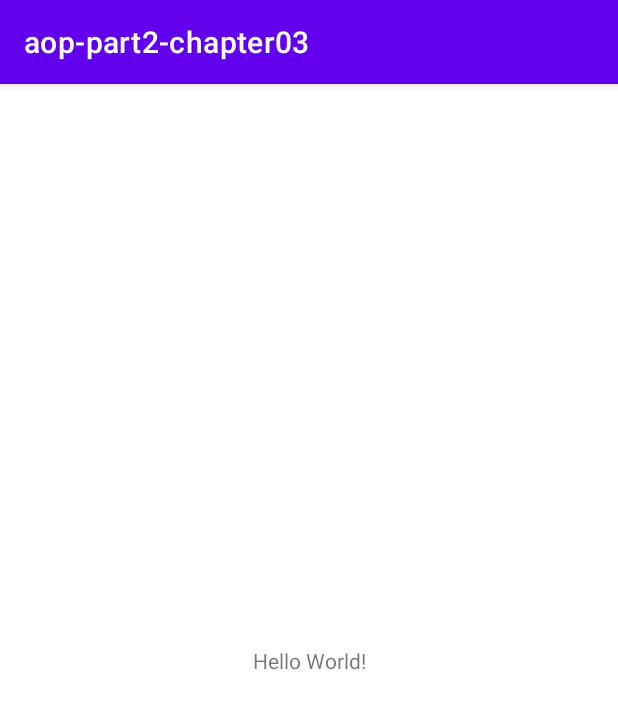
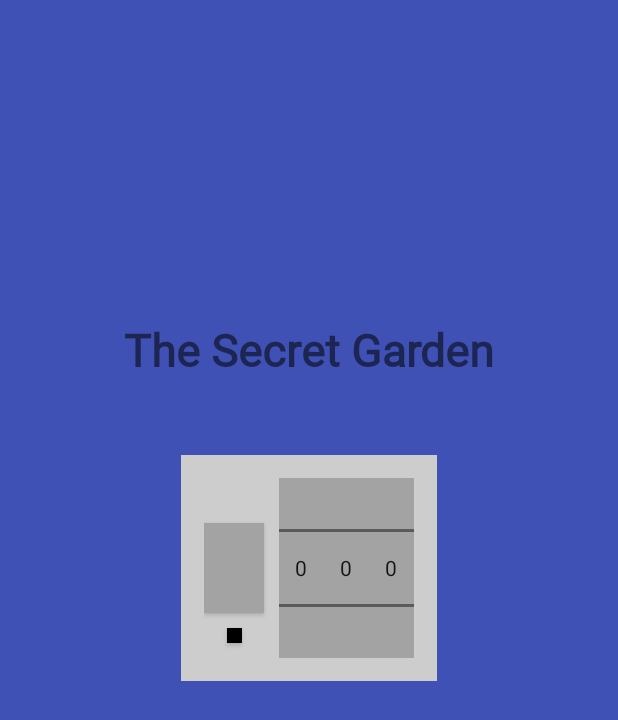
Before and after one commit to Elliotelon/2021_Project03_Secret-Diary_Android, an Android app: the screen it shows after launch (MainActivity), on a phone screen of 412 x 824 dp. Shown: the top 720 px of the screen. Run offline under Robolectric (Android 15) with nearby library versions, the phone set to English and light mode, and no system bars.

Commit message:
Secret Diary 화면 구현

```diff
--- a/app/src/main/AndroidManifest.xml
+++ b/app/src/main/AndroidManifest.xml
@@ -9,7 +9,9 @@
         android:roundIcon="@mipmap/ic_launcher_round"
         android:supportsRtl="true"
         android:theme="@style/Theme.Aoppart2chapter03">
-        <activity android:name=".MainActivity">
+        <activity android:name=".MainActivity"
+            android:theme="@style/Theme.Aoppart2chapter03.NoActionBar">
+
             <intent-filter>
                 <action android:name="android.intent.action.MAIN" />
 
--- a/app/src/main/res/layout/activity_main.xml
+++ b/app/src/main/res/layout/activity_main.xml
@@ -4,15 +4,82 @@
     xmlns:tools="http://schemas.android.com/tools"
     android:layout_width="match_parent"
     android:layout_height="match_parent"
+    android:background="#3F51B5"
     tools:context=".MainActivity">
 
     <TextView
         android:layout_width="wrap_content"
         android:layout_height="wrap_content"
-        android:text="Hello World!"
+        android:layout_marginBottom="50dp"
+        android:fontFamily="@font/bm_font"
+        android:text="The Secret Garden"
+        android:textSize="30sp"
+        android:textStyle="bold"
+        app:layout_constraintBottom_toTopOf="@id/passwordLayout"
+        app:layout_constraintEnd_toEndOf="parent"
+        app:layout_constraintStart_toStartOf="parent" />
+
+    <androidx.constraintlayout.widget.ConstraintLayout
+        android:id="@+id/passwordLayout"
+        android:layout_width="wrap_content"
+        android:layout_height="wrap_content"
+        android:background="#CDCDCD"
+        android:padding="15dp"
         app:layout_constraintBottom_toBottomOf="parent"
-        app:layout_constraintLeft_toLeftOf="parent"
-        app:layout_constraintRight_toRightOf="parent"
-        app:layout_constraintTop_toTopOf="parent" />
+        app:layout_constraintEnd_toEndOf="parent"
+        app:layout_constraintStart_toStartOf="parent"
+        app:layout_constraintTop_toTopOf="parent"
+        app:layout_constraintVertical_bias="0.45">
+
+        <androidx.appcompat.widget.AppCompatButton
+            android:id="@+id/openButton"
+            android:layout_width="40dp"
+            android:layout_height="60dp"
+            android:layout_marginEnd="10dp"
+            android:background="#A3A3A3"
+            app:layout_constraintBottom_toBottomOf="@id/numberPicker1"
+            app:layout_constraintEnd_toStartOf="@id/numberPicker1"
+            app:layout_constraintStart_toStartOf="parent"
+            app:layout_constraintTop_toTopOf="@id/numberPicker1" />
+
+        <androidx.appcompat.widget.AppCompatButton
+            android:id="@+id/changePasswordButton"
+            android:layout_width="10dp"
+            android:layout_height="10dp"
+            android:layout_marginTop="10dp"
+            android:background="@color/black"
+            app:layout_constraintEnd_toEndOf="@id/openButton"
+            app:layout_constraintStart_toStartOf="@id/openButton"
+            app:layout_constraintTop_toBottomOf="@id/openButton" />
+
+        <NumberPicker
+            android:id="@+id/numberPicker1"
+            android:layout_width="30dp"
+            android:layout_height="120dp"
+            android:background="#A3A3A3"
+            app:layout_constraintBottom_toBottomOf="parent"
+            app:layout_constraintEnd_toStartOf="@id/numberPicker2"
+            app:layout_constraintHorizontal_chainStyle="packed"
+            app:layout_constraintStart_toEndOf="@id/openButton"
+            app:layout_constraintTop_toTopOf="parent" />
+
+        <NumberPicker
+            android:id="@+id/numberPicker2"
+            android:layout_width="30dp"
+            android:layout_height="120dp"
+            android:background="#A3A3A3"
+            app:layout_constraintEnd_toStartOf="@id/numberPicker3"
+            app:layout_constraintStart_toEndOf="@id/numberPicker1"
+            app:layout_constraintTop_toTopOf="@id/numberPicker1" />
+
+        <NumberPicker
+            android:id="@+id/numberPicker3"
+            android:layout_width="30dp"
+            android:layout_height="120dp"
+            android:background="#A3A3A3"
+            app:layout_constraintEnd_toEndOf="parent"
+            app:layout_constraintStart_toEndOf="@id/numberPicker2"
+            app:layout_constraintTop_toTopOf="@id/numberPicker1" />
+    </androidx.constraintlayout.widget.ConstraintLayout>
 
 </androidx.constraintlayout.widget.ConstraintLayout>
--- a/app/src/main/res/values/themes.xml
+++ b/app/src/main/res/values/themes.xml
@@ -13,4 +13,6 @@
         <item name="android:statusBarColor" tools:targetApi="l">?attr/colorPrimaryVariant</item>
         <!-- Customize your theme here. -->
     </style>
+
+    <style name="Theme.Aoppart2chapter03.NoActionBar" parent="Theme.MaterialComponents.DayNight.NoActionBar"/>
 </resources>
```
Also changed, not shown: 1 other file.
